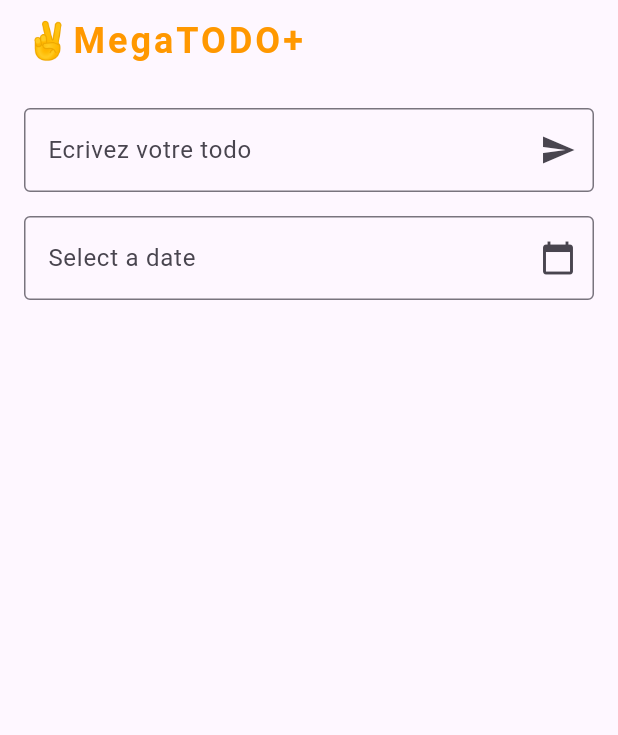
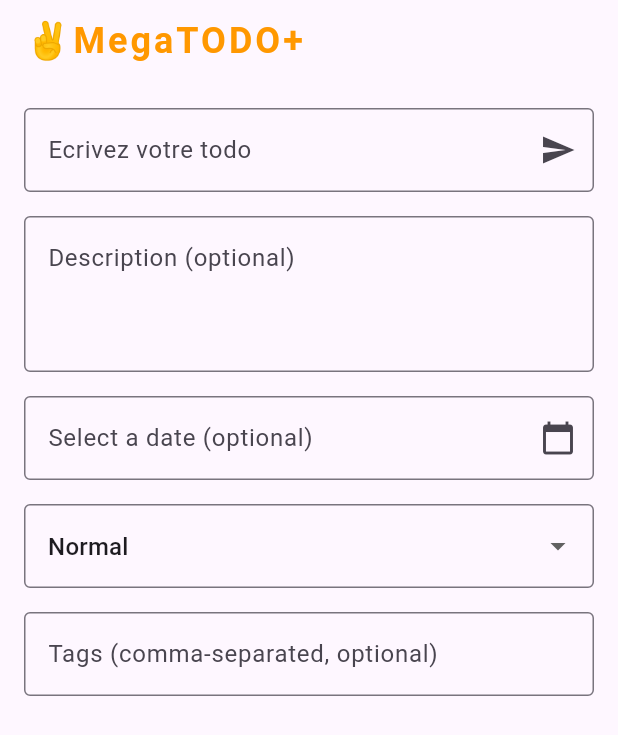
Before and after one commit to Araden14/efrei_flutter_todo, a Flutter app: the screen it shows after launch, on a phone screen of 412 x 824 dp. Shown: the top 735 px of the screen. Run offline on Flutter 3.47's test engine with Material 3 defaults, Android fonts, the phone set to English and light mode, and no system bars; our stand-ins replace cloud_firestore, firebase_core; accounts and stored records are empty; generated files the repository leaves out were written again.

Commit message:
Implement Firebase initialization and enhance TodoModel with additional fields and converters

```diff
--- a/lib/models/Todo/todo.model.dart
+++ b/lib/models/Todo/todo.model.dart
@@ -3,14 +3,42 @@ import 'package:json_annotation/json_annotation.dart';
 
 part 'todo.model.g.dart';
 
+// Custom converters for DateTime <-> Timestamp
+DateTime _dateTimeFromTimestamp(Timestamp timestamp) => timestamp.toDate();
+Timestamp _timestampFromDateTime(DateTime dateTime) => Timestamp.fromDate(dateTime);
+DateTime? _dateTimeFromTimestampNullable(Timestamp? timestamp) => timestamp?.toDate();
+Timestamp? _timestampFromDateTimeNullable(DateTime? dateTime) => dateTime != null ? Timestamp.fromDate(dateTime) : null;
+
 @JsonSerializable()
 class TodoModel {
   final String id;
   final String title;
-  final String description;
-  final bool done;
+  @JsonKey(includeIfNull: false)
+  final String? description;
+  @JsonKey(includeIfNull: false)
+  final String? userId;
+  @JsonKey(fromJson: _dateTimeFromTimestampNullable, toJson: _timestampFromDateTimeNullable, includeIfNull: false)
+  final DateTime? dueDate;
+  @JsonKey(defaultValue: 'normal')
+  final String priority;  // 'high' | 'normal' | 'low'
+  @JsonKey(fromJson: _dateTimeFromTimestamp, toJson: _timestampFromDateTime)
+  final DateTime createdAt;
+  @JsonKey(defaultValue: 'pending')
+  final String status;  // 'done' | 'in progress' | 'pending' | 'cancelled'
+  @JsonKey(defaultValue: <String>[])
+  final List<String> tags;
 
-  TodoModel({required this.id, required this.title, required this.description, required this.done});
+  TodoModel({
+    required this.id,
+    required this.title,
+    this.description,
+    this.userId,
+    this.dueDate,
+    this.priority = 'normal',
+    required this.createdAt,
+    this.status = 'pending',
+    List<String>? tags,
+  }) : tags = tags ?? <String>[];
 
   // Convert Firestore doc → Dart model
   factory TodoModel.fromFirestore(DocumentSnapshot doc) {
--- a/lib/pages/home.dart
+++ b/lib/pages/home.dart
@@ -1,5 +1,7 @@
-import 'package:flutter/cupertino.dart';
 import 'package:flutter/material.dart';
+import '../services/todo/todo_service.dart';
+import '../models/Todo/todo.model.dart';
+import 'dart:developer' as developer;
 
 class HomePage extends StatefulWidget {
   const HomePage({Key? key}) : super(key: key);
@@ -9,35 +11,67 @@ class HomePage extends StatefulWidget {
 }
 
 class _HomePageState extends State<HomePage> {
-  List<String> todos = [];
+  final TodoService _todoService = TodoService();
   late TextEditingController _todocontroller;
   late TextEditingController _datecontroller;
+  late TextEditingController _descriptionController;
+  late TextEditingController _tagsController;
+  String _selectedPriority = 'normal';
 
   @override
   void initState() {
     super.initState();
     _todocontroller = TextEditingController();
     _datecontroller = TextEditingController();
+    _descriptionController = TextEditingController();
+    _tagsController = TextEditingController();
   }
 
   @override
   void dispose() {
     _todocontroller.dispose();
     _datecontroller.dispose();
+    _descriptionController.dispose();
+    _tagsController.dispose();
     super.dispose();
   }
 
-  void _addItem() {
+  void _addItem() async {
     if (_todocontroller.text.isNotEmpty) {
-      setState(() {
-        String newTodo = _todocontroller.text;
+      try {
+        DateTime? dueDate;
         if (_datecontroller.text.isNotEmpty) {
-          newTodo += ' - ${_datecontroller.text}';
+          dueDate = DateTime.parse(_datecontroller.text);
         }
-        todos.add(newTodo);
+        List<String> tags = <String>[];
+        if (_tagsController.text.isNotEmpty) {
+          tags = _tagsController.text.split(',').map((tag) => tag.trim()).where((tag) => tag.isNotEmpty).toList();
+        }
+        final newTodo = TodoModel(
+          id: '',  // Auto-generate
+          title: _todocontroller.text,
+          description: _descriptionController.text.isNotEmpty ? _descriptionController.text : null,
+          userId: null,  // Set based on auth if available
+          dueDate: dueDate,
+          priority: _selectedPriority,
+          createdAt: DateTime.now(),  // Will be overridden by serverTimestamp in service
+          status: 'pending',
+          tags: tags,
+        );
+        await _todoService.addTodo(newTodo);
         _todocontroller.clear();
         _datecontroller.clear();
-      });
+        _descriptionController.clear();
+        _tagsController.clear();
+        developer.log('Added todo: ${newTodo.title}');
+      } catch (e) {
+        developer.log('Error adding todo: $e');
+        if (mounted) {
+          ScaffoldMessenger.of(context).showSnackBar(
+            SnackBar(content: Text('Error: $e')),
+          );
+        }
+      }
     }
   }
 
@@ -74,12 +108,22 @@ class _HomePageState extends State<HomePage> {
               onSubmitted: (_) => _addItem(),
             ),
             const SizedBox(height: 16),
-            // Date picker field (existing)
+            // Description field
+            TextField(
+              controller: _descriptionController,
+              maxLines: 3,
+              decoration: const InputDecoration(
+                hintText: 'Description (optional)',
+                border: OutlineInputBorder(),
+              ),
+            ),
+            const SizedBox(height: 16),
+            // Date picker field
             TextField(
               controller: _datecontroller,
               readOnly: true,
               decoration: const InputDecoration(
-                hintText: 'Select a date',
+                hintText: 'Select a date (optional)',
                 border: OutlineInputBorder(),
                 suffixIcon: Icon(Icons.calendar_today),
               ),
@@ -96,12 +140,71 @@ class _HomePageState extends State<HomePage> {
               },
             ),
             const SizedBox(height: 16),
+            // Priority dropdown
+            DropdownButtonFormField<String>(
+              value: _selectedPriority,
+              decoration: const InputDecoration(
+                hintText: 'Priority',
+                border: OutlineInputBorder(),
+              ),
+              items: const [
+                DropdownMenuItem(value: 'low', child: Text('Low')),
+                DropdownMenuItem(value: 'normal', child: Text('Normal')),
+                DropdownMenuItem(value: 'high', child: Text('High')),
+              ],
+              onChanged: (value) {
+                if (value != null) {
+                  setState(() {
+                    _selectedPriority = value;
+                  });
+                }
+              },
+            ),
+            const SizedBox(height: 16),
+            // Tags field
+            TextField(
+              controller: _tagsController,
+              decoration: const InputDecoration(
+                hintText: 'Tags (comma-separated, optional)',
+                border: OutlineInputBorder(),
+              ),
+            ),
+            const SizedBox(height: 16),
             Expanded(
-              child: ListView.builder(
-                itemCount: todos.length,
-                itemBuilder: (context, index) {
-                  return ListTile(
-                    title: Text(todos[index]),
+              child: StreamBuilder<List<TodoModel>>(
+                stream: _todoService.getTodosStream(),
+                builder: (context, snapshot) {
+                  if (snapshot.hasError) {
+                    return Center(child: Text('Error: ${snapshot.error}'));
+                  }
+                  if (!snapshot.hasData) {
+                    return const Center(child: CircularProgressIndicator());
+                  }
+                  final todos = snapshot.data!;
+                  return ListView.builder(
+                    itemCount: todos.length,
+                    itemBuilder: (context, index) {
+                      final todo = todos[index];
+                      return ListTile(
+                        title: Text(todo.title),
+                        subtitle: Column(
+                          crossAxisAlignment: CrossAxisAlignment.start,
+                          children: [
+                            if (todo.description != null) Text(todo.description!),
+                            if (todo.dueDate != null) Text('Due: ${todo.dueDate!.toLocal().toString().split(' ')[0]}'),
+                            Text('Priority: ${todo.priority} | Status: ${todo.status}'),
+                            if (todo.tags.isNotEmpty) Text('Tags: ${todo.tags.join(', ')}'),
+                          ],
+                        ),
+                        trailing: Checkbox(
+                          value: todo.status == 'done',
+                          onChanged: (value) async {
+                            final newStatus = value! ? 'done' : 'pending';
+                            await _todoService.updateTodo(todo.id, {'status': newStatus});
+                          },
+                        ),
+                      );
+                    },
                   );
                 },
               ),
```
Also changed, not shown: lib/main.dart (+17 -1 lines), lib/services/todo/todo_service.dart (added, +45 -0 lines), lib/models/Todo/todo.model.g.dart.
